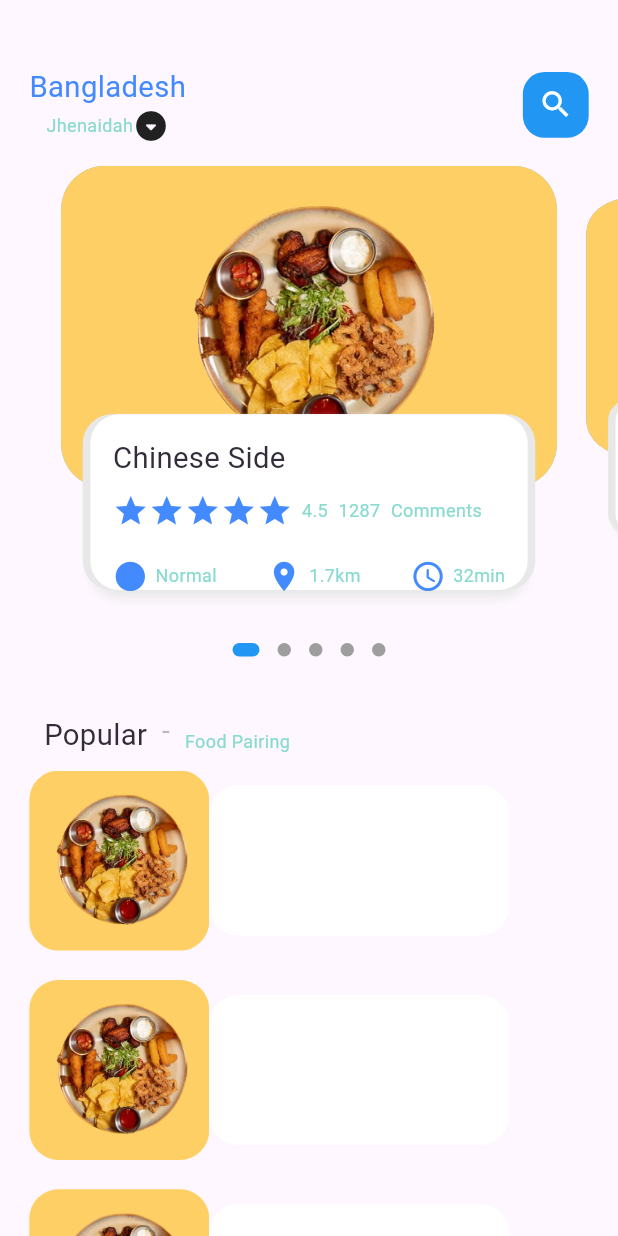
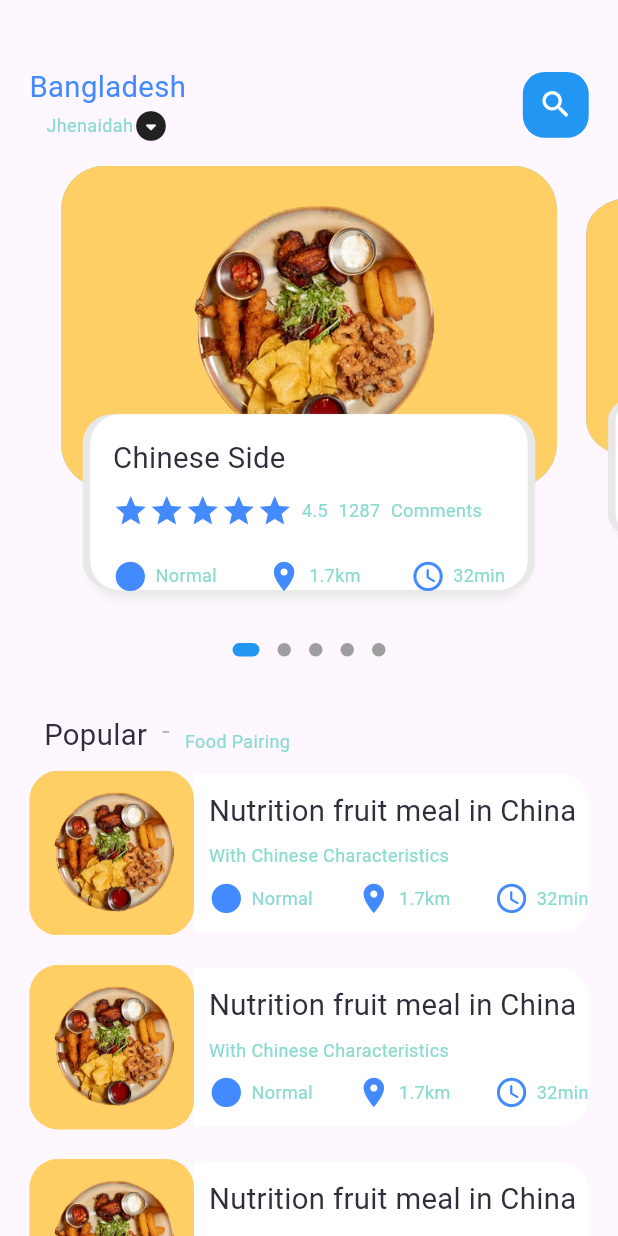
Before and after one commit to Nurujjaman329/e_commerce_app_with_push_notification, a Flutter app: the MainFoodPage screen opened directly, on a phone screen of 412 x 824 dp. Run offline on Flutter 3.47's test engine with Material 3 defaults, Android fonts, the light colour scheme and no system bars; drawn by our look-alikes of dots_indicator; our stand-ins replace get.

Commit message:
complete main page and start food page

```diff
--- a/lib/main.dart
+++ b/lib/main.dart
@@ -1,7 +1,7 @@
 import 'package:flutter/material.dart';
 import 'package:get/get.dart';
 
-import 'home/main_food_page.dart';
+import 'pages/food/popular_food_detail.dart';
 
 void main() {
   runApp(const MyApp());
@@ -15,7 +15,7 @@ class MyApp extends StatelessWidget {
     return GetMaterialApp(
       title: 'Flutter Demo',
       debugShowCheckedModeBanner: false,
-      home: MainFoodPage(),
+      home: PopularFoodDetail(),
     );
   }
 }
--- a/lib/home/food_page_body.dart
+++ b/lib/pages/home/food_page_body.dart
@@ -108,8 +108,8 @@ class _FoodPageBodyState extends State<FoodPageBody> {
                   child: Row(
                     children: [
                       Container(
-                        width: 120,
-                        height: 120,
+                        width: Dimensions.ListViewImgSize,
+                        height: Dimensions.ListViewImgSize,
                         decoration: BoxDecoration(
                             borderRadius: BorderRadius.circular(
                               Dimensions.radius20,
@@ -120,13 +120,58 @@ class _FoodPageBodyState extends State<FoodPageBody> {
                               image: AssetImage("assets/images/food_1.1.png"),
                             )),
                       ),
-                      Container(
-                        height: 100,
-                        width: 200,
-                        decoration: BoxDecoration(
-                          borderRadius:
-                              BorderRadius.circular(Dimensions.radius20),
-                          color: Colors.white,
+                      Expanded(
+                        child: Container(
+                          height: Dimensions.ListViewTextContSize,
+                          decoration: BoxDecoration(
+                            borderRadius: BorderRadius.only(
+                                topRight: Radius.circular(
+                                  Dimensions.radius20,
+                                ),
+                                bottomRight:
+                                    Radius.circular(Dimensions.radius20)),
+                            color: Colors.white,
+                          ),
+                          child: Padding(
+                            padding: EdgeInsets.only(left: Dimensions.width10),
+                            child: Column(
+                              crossAxisAlignment: CrossAxisAlignment.start,
+                              mainAxisAlignment: MainAxisAlignment.center,
+                              children: [
+                                BigText(text: "Nutrition fruit meal in China "),
+                                SizedBox(
+                                  height: Dimensions.height10,
+                                ),
+                                SmallText(
+                                  text: "With Chinese Characteristics",
+                                ),
+                                SizedBox(
+                                  height: Dimensions.height10,
+                                ),
+                                Row(
+                                  mainAxisAlignment:
+                                      MainAxisAlignment.spaceBetween,
+                                  children: [
+                                    IconAndTextWidget(
+                                      icon: Icons.circle_sharp,
+                                      text: "Normal",
+                                      iconColor: Colors.blueAccent,
+                                    ),
+                                    IconAndTextWidget(
+                                      icon: Icons.location_on,
+                                      text: "1.7km",
+                                      iconColor: Colors.blueAccent,
+                                    ),
+                                    IconAndTextWidget(
+                                      icon: Icons.access_time_rounded,
+                                      text: "32min",
+                                      iconColor: Colors.blueAccent,
+                                    ),
+                                  ],
+                                ),
+                              ],
+                            ),
+                          ),
                         ),
                       ),
                     ],
--- a/lib/utils/dimensions.dart
+++ b/lib/utils/dimensions.dart
@@ -30,4 +30,13 @@ class Dimensions {
 
   //icon Size
   static double iconSize24 = screenHeight / 35.17;
+
+  //List view size
+
+  static double ListViewImgSize = screenHeight / 7.50;
+  static double ListViewTextContSize = screenWidth / 3.9;
+
+  //popular food
+
+  static double popularFoodImgSize = screenHeight / 2.41;
 }
```
Also changed, not shown: lib/pages/food/popular_food_detail.dart (added, +35 -0 lines), lib/pages/home/main_food_page.dart (renamed from lib/home/main_food_page.dart), lib/widgets/app_icon.dart (added).
